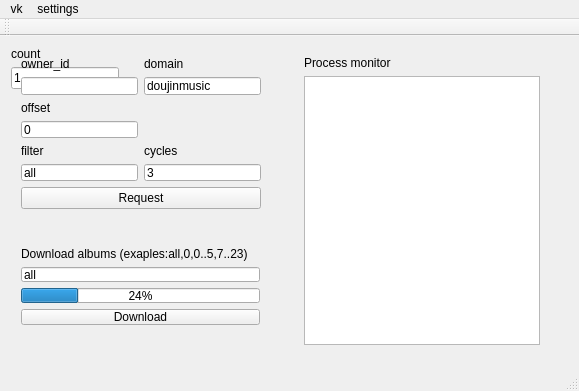
The window that wallreader/interface.ui (zavalroman/vkdoujinmusic) describes before a commit, drawn with Qt 5.
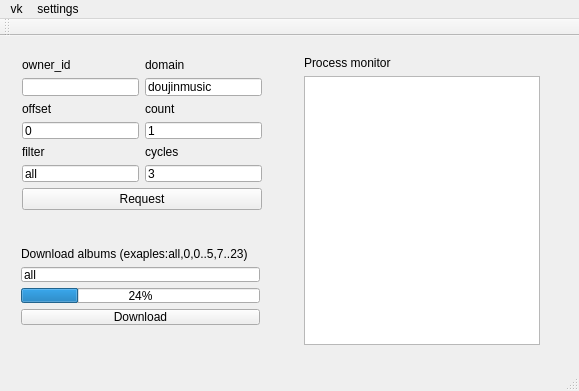
The same window after the commit.

What changed in the file:
```diff
--- a/wallreader/interface.ui
+++ b/wallreader/interface.ui
@@ -83,29 +83,11 @@
      </item>
     </layout>
    </widget>
-   <widget class="QWidget" name="">
-    <layout class="QVBoxLayout" name="verticalLayout_4">
-     <item>
-      <widget class="QLabel" name="label">
-       <property name="text">
-        <string>count</string>
-       </property>
-      </widget>
-     </item>
-     <item>
-      <widget class="QLineEdit" name="lineCount">
-       <property name="text">
-        <string>1</string>
-       </property>
-      </widget>
-     </item>
-    </layout>
-   </widget>
    <widget class="QWidget" name="">
     <property name="geometry">
      <rect>
-      <x>10</x>
-      <y>10</y>
+      <x>11</x>
+      <y>11</y>
       <width>262</width>
       <height>174</height>
      </rect>
@@ -165,6 +147,24 @@
        </item>
       </layout>
      </item>
+     <item row="1" column="1">
+      <layout class="QVBoxLayout" name="verticalLayout_4">
+       <item>
+        <widget class="QLabel" name="label">
+         <property name="text">
+          <string>count</string>
+         </property>
+        </widget>
+       </item>
+       <item>
+        <widget class="QLineEdit" name="lineCount">
+         <property name="text">
+          <string>1</string>
+         </property>
+        </widget>
+       </item>
+      </layout>
+     </item>
      <item row="2" column="0">
       <layout class="QVBoxLayout" name="verticalLayout_5">
        <item>
```
